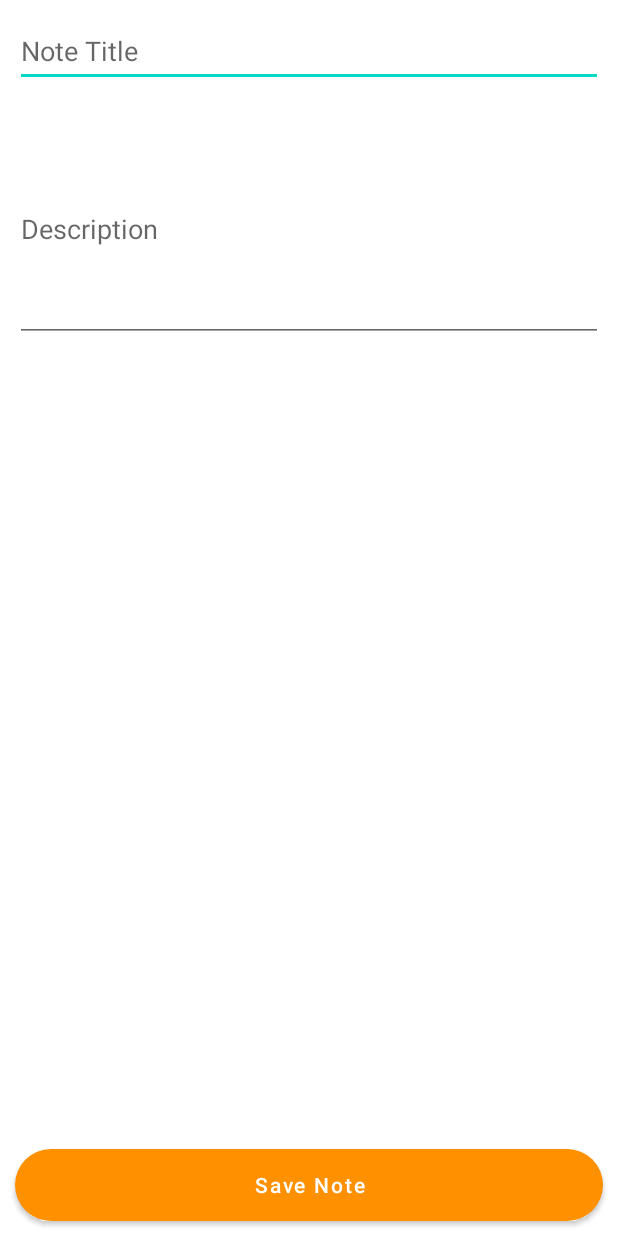
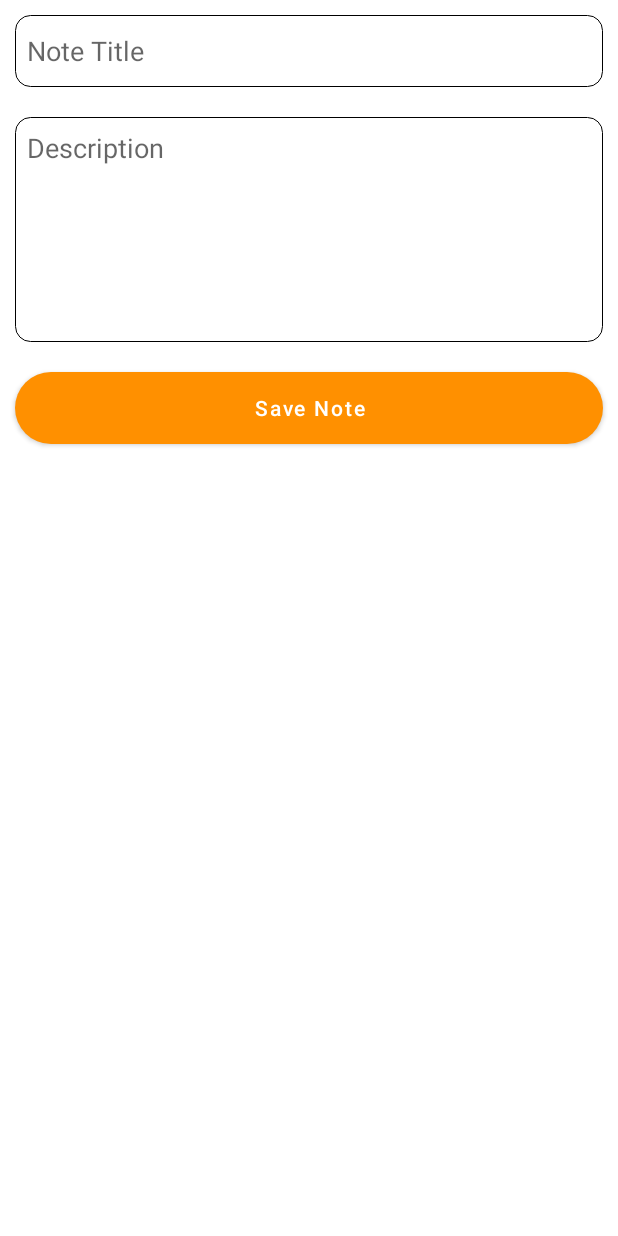
Before and after one commit to Felix-Kariuki/Note, an Android app: the AddEditNoteActivity screen opened directly, with no data from a screen before it, on a phone screen of 412 x 824 dp. Run offline under Robolectric (Android 15) with nearby library versions, the phone set to English and light mode, and no system bars; our stand-ins replace Room's generated code; 1 statement that could not run was skipped.

Commit message:
project restructure and ui change

```diff
--- a/app/build.gradle
+++ b/app/build.gradle
@@ -10,7 +10,7 @@ android {
     compileSdk 31
 
     defaultConfig {
-        applicationId "com.flexcode.flexnote"
+        applicationId "com.flexcode.mynotes"
         minSdk 21
         targetSdk 31
         versionCode 1
--- a/app/src/main/java/com/flexcode/flexnote/activities/ViewNotesActivity.kt
+++ b/app/src/main/java/com/flexcode/mynotes/activities/ViewNotesActivity.kt
@@ -1,8 +1,8 @@
-package com.flexcode.flexnote.activities
+package com.flexcode.mynotes.activities
 
 import androidx.appcompat.app.AppCompatActivity
 import android.os.Bundle
-import com.flexcode.flexnote.R
+import com.flexcode.mynotes.R
 
 class ViewNotesActivity : AppCompatActivity() {
     override fun onCreate(savedInstanceState: Bundle?) {
--- a/app/src/main/java/com/flexcode/flexnote/adapters/NoteAdapter.kt
+++ b/app/src/main/java/com/flexcode/mynotes/adapters/NoteAdapter.kt
@@ -1,4 +1,4 @@
-package com.flexcode.flexnote.adapters
+package com.flexcode.mynotes.adapters
 
 import android.app.AlertDialog
 import android.content.Context
@@ -8,8 +8,8 @@ import android.view.ViewGroup
 import android.widget.ImageView
 import android.widget.TextView
 import androidx.recyclerview.widget.RecyclerView
-import com.flexcode.flexnote.R
-import com.flexcode.flexnote.database.Note
+import com.flexcode.mynotes.R
+import com.flexcode.mynotes.database.Note
 
 class NoteAdapter(
     private val context: Context,
--- a/app/src/main/java/com/flexcode/flexnote/database/Note.kt
+++ b/app/src/main/java/com/flexcode/mynotes/database/Note.kt
@@ -1,4 +1,4 @@
-package com.flexcode.flexnote.database
+package com.flexcode.mynotes.database
 
 import androidx.room.ColumnInfo
 import androidx.room.Entity
--- a/app/src/main/java/com/flexcode/flexnote/database/NoteDatabase.kt
+++ b/app/src/main/java/com/flexcode/mynotes/database/NoteDatabase.kt
@@ -1,10 +1,10 @@
-package com.flexcode.flexnote.database
+package com.flexcode.mynotes.database
 
 import android.content.Context
 import androidx.room.Database
 import androidx.room.Room
 import androidx.room.RoomDatabase
-import com.flexcode.flexnote.database.dao.NoteDao
+import com.flexcode.mynotes.database.dao.NoteDao
 
 @Database(entities = [Note::class], version = 1, exportSchema = false)
 abstract class NoteDatabase: RoomDatabase() {
--- a/app/src/main/java/com/flexcode/flexnote/database/dao/NoteDao.kt
+++ b/app/src/main/java/com/flexcode/mynotes/database/dao/NoteDao.kt
@@ -1,8 +1,8 @@
-package com.flexcode.flexnote.database.dao
+package com.flexcode.mynotes.database.dao
 
 import androidx.lifecycle.LiveData
 import androidx.room.*
-import com.flexcode.flexnote.database.Note
+import com.flexcode.mynotes.database.Note
 
 @Dao
 interface NoteDao {
--- a/app/src/main/java/com/flexcode/flexnote/database/repository/NoteRepository.kt
+++ b/app/src/main/java/com/flexcode/mynotes/database/repository/NoteRepository.kt
@@ -1,8 +1,8 @@
-package com.flexcode.flexnote.database.repository
+package com.flexcode.mynotes.database.repository
 
 import androidx.lifecycle.LiveData
-import com.flexcode.flexnote.database.Note
-import com.flexcode.flexnote.database.dao.NoteDao
+import com.flexcode.mynotes.database.Note
+import com.flexcode.mynotes.database.dao.NoteDao
 
 // Declares the DAO as a private property in the constructor. Pass in the DAO
 // instead of the whole database, because you only need access to the DAO
--- /dev/null
+++ b/app/src/main/res/drawable/input.xml
@@ -0,0 +1,14 @@
+<?xml version="1.0" encoding="utf-8"?>
+<shape xmlns:android="http://schemas.android.com/apk/res/android"
+    android:shape="rectangle">
+
+    <solid
+        android:color="@color/white"
+        />
+    <corners
+        android:radius="10dp"/>
+    <stroke
+        android:color="@color/black"
+        android:width="0.8dp"/>
+
+</shape>
--- a/app/src/main/res/layout/activity_add_edit_note.xml
+++ b/app/src/main/res/layout/activity_add_edit_note.xml
@@ -14,28 +14,32 @@
         android:layout_marginTop="10dp"
         android:layout_marginEnd="10dp"
         android:layout_marginBottom="10dp"
-        android:inputType="textEmailAddress"
+        android:padding="8dp"
+        android:background="@drawable/input"
+        android:inputType="textMultiLine"
         android:hint="Note Title"
-        android:minHeight="48dp"
-        android:autofillHints="" />
+        android:minHeight="48dp" />
 
     <EditText
+        android:id="@+id/etEditNoteDescription"
         android:layout_width="match_parent"
-        android:layout_height="150dp"
+        android:layout_height="wrap_content"
+        android:minHeight="150dp"
         android:hint="Description"
         android:textColor="@color/black"
         android:layout_margin="10dp"
-        android:inputType="textEmailAddress"
-        android:layout_below="@+id/etEditNoteTitle"
-        android:id="@+id/etEditNoteDescription"
-        android:autofillHints="" />
+        android:background="@drawable/input"
+        android:padding="8dp"
+        android:gravity="top"
+        android:inputType="textMultiLine"
+        android:layout_below="@+id/etEditNoteTitle"/>
 
 
     <Button
         android:id="@+id/btnAddUpdate"
         android:layout_width="match_parent"
         android:layout_height="wrap_content"
-        android:layout_alignParentBottom="true"
+        android:layout_below="@+id/etEditNoteDescription"
         android:layout_margin="10dp"
         android:background="@drawable/button"
         android:text="Button"
--- a/app/src/main/res/layout/note_item.xml
+++ b/app/src/main/res/layout/note_item.xml
@@ -14,8 +14,10 @@
         <TextView
             android:id="@+id/tvNoteTitle"
             android:layout_width="match_parent"
-            android:layout_height="wrap_content"
+            android:layout_height="30dp"
             android:layout_marginStart="4dp"
+            android:ellipsize="end"
+            android:maxLines="1"
             android:layout_marginTop="4dp"
             android:layout_marginEnd="4dp"
             android:layout_toStartOf="@+id/ivOptions"
@@ -30,6 +32,8 @@
             android:layout_width="match_parent"
             android:layout_height="30dp"
             android:layout_below="@+id/tvNoteTitle"
+            android:ellipsize="end"
+            android:maxLines="1"
             android:layout_marginStart="4dp"
             android:layout_marginTop="4dp"
             android:layout_marginEnd="4dp"
--- a/app/src/main/res/values/strings.xml
+++ b/app/src/main/res/values/strings.xml
@@ -1,3 +1,3 @@
 <resources>
-    <string name="app_name">FlexNote</string>
+    <string name="app_name">My Notes</string>
 </resources>
```
Also changed, not shown: app/src/main/AndroidManifest.xml (+4 -4 lines), app/src/main/java/com/flexcode/mynotes/activities/AddEditNoteActivity.kt (renamed from app/src/main/java/com/flexcode/flexnote/activities/AddEditNoteActivity.kt, +4 -4 lines), app/src/main/java/com/flexcode/mynotes/activities/MainActivity.kt (renamed from app/src/main/java/com/flexcode/flexnote/activities/MainActivity.kt, +8 -14 lines), app/src/main/java/com/flexcode/mynotes/viewmodels/NoteViewModel.kt (renamed from app/src/main/java/com/flexcode/flexnote/viewmodels/NoteViewModel.kt, +4 -4 lines), 5 other files.
